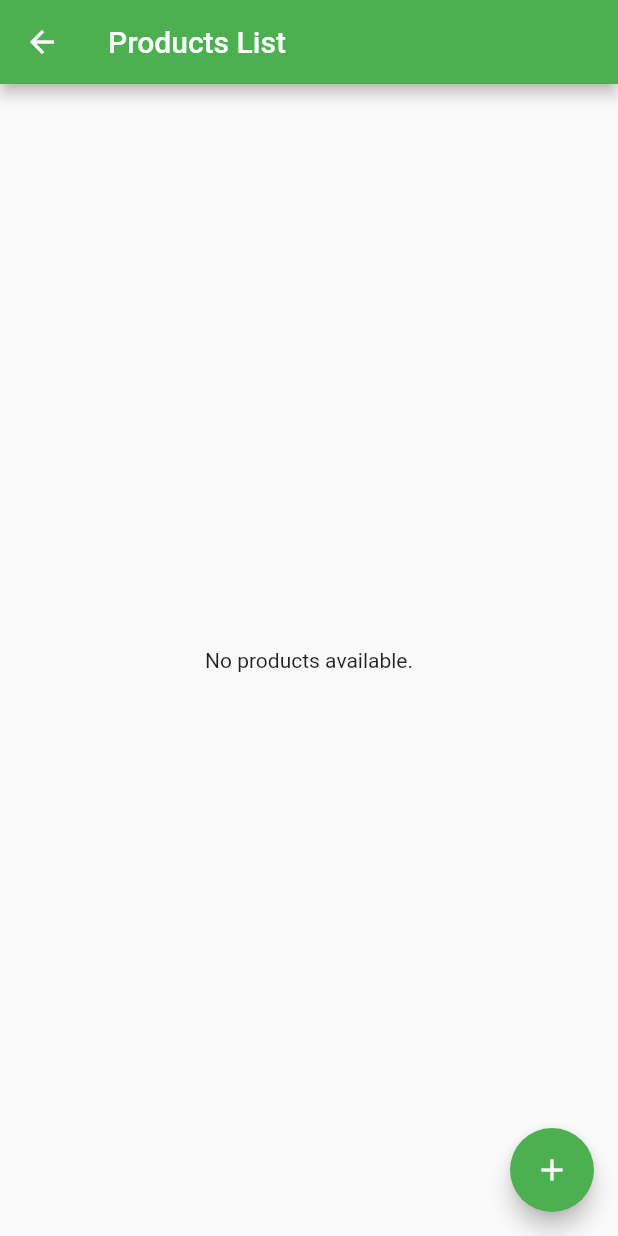
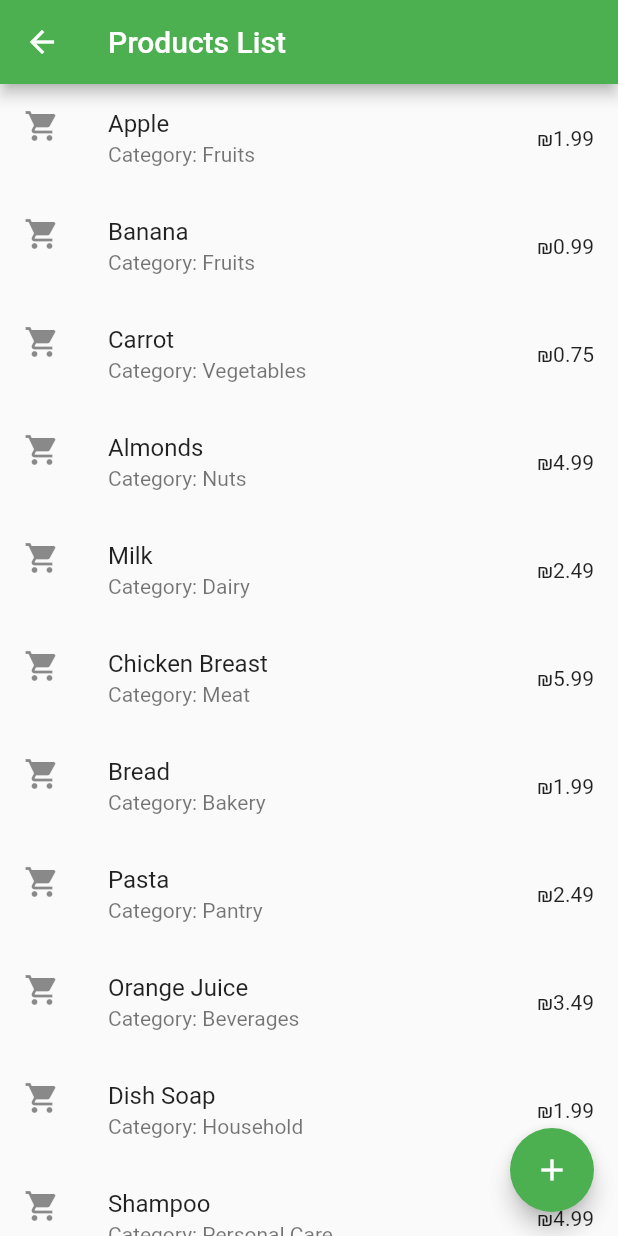
Before and after one commit to Mursinho/Grocery_app, a Flutter app: the screen it shows after launch, after a tap on "Products List", on a phone screen of 412 x 824 dp. Run offline on Flutter 3.47's test engine with Material 2 defaults, Android fonts, the phone set to English and light mode, and no system bars; our stand-ins replace shared_preferences.

Commit message:
changes to product calss for adding product list, add loading functionaly to list screen

```diff
--- a/lib/core/product.dart
+++ b/lib/core/product.dart
@@ -1,3 +1,6 @@
+import 'dart:convert';
+import 'package:shared_preferences/shared_preferences.dart';
+
 class Product {
   final int id;
   final String name;
@@ -29,6 +32,142 @@ class Product {
   }
 }
 
+List<Product> productList = [
+    Product(
+      id: 1,
+      name: 'Apple',
+      price: 1.99,
+      category: 'Fruits',
+    ),
+    Product(
+      id: 2,
+      name: 'Banana',
+      price: 0.99,
+      category: 'Fruits',
+    ),
+    Product(
+      id: 3,
+      name: 'Carrot',
+      price: 0.75,
+      category: 'Vegetables',
+    ),
+    Product(
+      id: 4,
+      name: 'Almonds',
+      price: 4.99,
+      category: 'Nuts',
+    ),
+    Product(
+      id: 5,
+      name: 'Milk',
+      price: 2.49,
+      category: 'Dairy',
+    ),
+    Product(
+      id: 6,
+      name: 'Chicken Breast',
+      price: 5.99,
+      category: 'Meat',
+    ),
+    Product(
+      id: 7,
+      name: 'Bread',
+      price: 1.99,
+      category: 'Bakery',
+    ),
+    Product(
+      id: 8,
+      name: 'Pasta',
+      price: 2.49,
+      category: 'Pantry',
+    ),
+    Product(
+      id: 9,
+      name: 'Orange Juice',
+      price: 3.49,
+      category: 'Beverages',
+    ),
+    Product(
+      id: 10,
+      name: 'Dish Soap',
+      price: 1.99,
+      category: 'Household',
+    ),
+    Product(
+      id: 11,
+      name: 'Shampoo',
+      price: 4.99,
+      category: 'Personal Care',
+    ),
+    Product(
+      id: 12,
+      name: 'Toothbrush',
+      price: 2.99,
+      category: 'Personal Care',
+    ),
+    Product(
+      id: 13,
+      name: 'Orange',
+      price: 1.49,
+      category: 'Fruits',
+    ),
+    Product(
+      id: 14,
+      name: 'Tomato',
+      price: 0.99,
+      category: 'Vegetables',
+    ),
+    Product(
+      id: 15,
+      name: 'Eggs',
+      price: 2.99,
+      category: 'Dairy',
+    ),
+    Product(
+      id: 16,
+      name: 'Salmon Fillet',
+      price: 9.99,
+      category: 'Seafood',
+    ),
+    Product(
+      id: 17,
+      name: 'Avocado',
+      price: 1.99,
+      category: 'Fruits',
+    ),
+    Product(
+      id: 18,
+      name: 'Brown Rice',
+      price: 2.49,
+      category: 'Pantry',
+    ),
+    Product(
+      id: 19,
+      name: 'Peanut Butter',
+      price: 3.99,
+      category: 'Pantry',
+    ),
+    Product(
+      id: 20,
+      name: 'Yogurt',
+      price: 1.99,
+      category: 'Dairy',
+    ),
+    Product(
+      id: 21,
+      name: 'Onion',
+      price: 0.79,
+      category: 'Vegetables',
+    ),
+    Product(
+      id: 22,
+      name: 'Ice Cream',
+      price: 4.99,
+      category: 'Frozen',
+    ),
+
+  ];
+
 class CategoryList {
   static List<String> categories = [
     'Fruits',
@@ -46,3 +185,19 @@ class CategoryList {
     'Other',
   ];
 }
+
+Future<void> storeProducts() async {
+  SharedPreferences prefs = await SharedPreferences.getInstance();
+
+  // Convert the list of products to a list of JSON maps
+  List<Map<String, dynamic>> productListJson =
+      productList.map((product) => product.toJson()).toList();
+
+  // Convert the list of JSON maps to a JSON string
+  String productListString = jsonEncode(productListJson);
+
+  // Store the JSON string in shared preferences
+  await prefs.setString('productList', productListString);
+
+  print('Products stored in shared preferences.');
+}
--- a/lib/main.dart
+++ b/lib/main.dart
@@ -2,10 +2,12 @@ import 'package:flutter/material.dart';
 import 'package:flutter/services.dart';
 import 'presentation/product_list_screen.dart';
 import 'category_screen.dart';
+import '../core/product.dart';
 
 
 void main() {
   runApp(GroceryApp());
+  storeProducts();
 }
 
 class GroceryApp extends StatelessWidget {
--- a/lib/presentation/product_list_screen.dart
+++ b/lib/presentation/product_list_screen.dart
@@ -2,8 +2,6 @@ import 'dart:convert';
 import 'package:flutter/material.dart';
 import 'package:shared_preferences/shared_preferences.dart';
 import '../core/product.dart';
-import '../domain/get_products_use_case.dart';
-import '../data/fake_product_repository.dart';
 
 class ProductListScreen extends StatefulWidget {
   @override
@@ -11,20 +9,16 @@ class ProductListScreen extends StatefulWidget {
 }
 
 class _ProductListScreenState extends State<ProductListScreen> {
-  late GetProductsUseCase getProductsUseCase;
   List<Product> productList = [];
-
   final TextEditingController _nameController = TextEditingController();
   String _selectedCategory = CategoryList.categories[0];
   final TextEditingController _priceController = TextEditingController();
-
+  SharedPreferences? _prefs;
   bool isLoading = true;
-  SharedPreferences? _prefs;
 
   @override
   void initState() {
     super.initState();
-    getProductsUseCase = GetProductsUseCase(FakeProductRepository());
     SharedPreferences.getInstance().then((prefs) {
       setState(() {
         _prefs = prefs;
@@ -33,12 +27,13 @@ class _ProductListScreenState extends State<ProductListScreen> {
     });
   }
 
-  void fetchProducts() async {
-    final products = await getProductsUseCase.execute();
+  Future<void> fetchProducts() async {
     setState(() {
-      productList = products;
-      isLoading = false;
+      isLoading = true;
     });
+
+    // Simulating a loading delay of 1 second
+    await Future.delayed(Duration(seconds: 1));
 
     final String? productListJson = _prefs?.getString('productList');
     if (productListJson != null) {
@@ -74,8 +69,9 @@ class _ProductListScreenState extends State<ProductListScreen> {
     });
 
     Navigator.pop(context); // Close the add product dialog
+
+    _saveProductList(); // Save the updated product list to SharedPreferences
   }
-
 
   void _showAddProductDialog() {
     final _nameController = TextEditingController();
@@ -138,10 +134,7 @@ class _ProductListScreenState extends State<ProductListScreen> {
                   productList.add(newProduct);
                 });
 
-                final List<dynamic> productListData =
-                    productList.map((product) => product.toJson()).toList();
-                final String productListJson = json.encode(productListData);
-                _prefs?.setString('productList', productListJson);
+                _saveProductList(); // Save the updated product list to SharedPreferences
 
                 Navigator.of(context).pop();
               },
@@ -153,6 +146,13 @@ class _ProductListScreenState extends State<ProductListScreen> {
     );
   }
 
+  void _saveProductList() {
+    final List<dynamic> productListData =
+        productList.map((product) => product.toJson()).toList();
+    final String productListJson = json.encode(productListData);
+    _prefs?.setString('productList', productListJson);
+  }
+
   @override
   Widget build(BuildContext context) {
     return Scaffold(
@@ -161,12 +161,13 @@ Widget build(BuildContext context) {
       ),
       body: Stack(
         children: [
-        if (isLoading) // Show loading circle if isLoading is true
+          if (isLoading)
             Center(
               child: CircularProgressIndicator(),
             ),
-        if (!isLoading && productList.isNotEmpty) // Show product list if not loading and productList is not empty
+          if (!isLoading && productList.isNotEmpty)
             ListView.builder(
+              padding: EdgeInsets.only(bottom: 80),
               itemCount: productList.length,
               itemBuilder: (context, index) {
                 final product = productList[index];
@@ -178,7 +179,7 @@ Widget build(BuildContext context) {
                 );
               },
             ),
-        if (!isLoading && productList.isEmpty) // Show message if not loading and productList is empty
+          if (!isLoading && productList.isEmpty)
             Center(
               child: Text('No products available.'),
             ),
```
Lines whose indentation alone changed are shown as unchanged.
